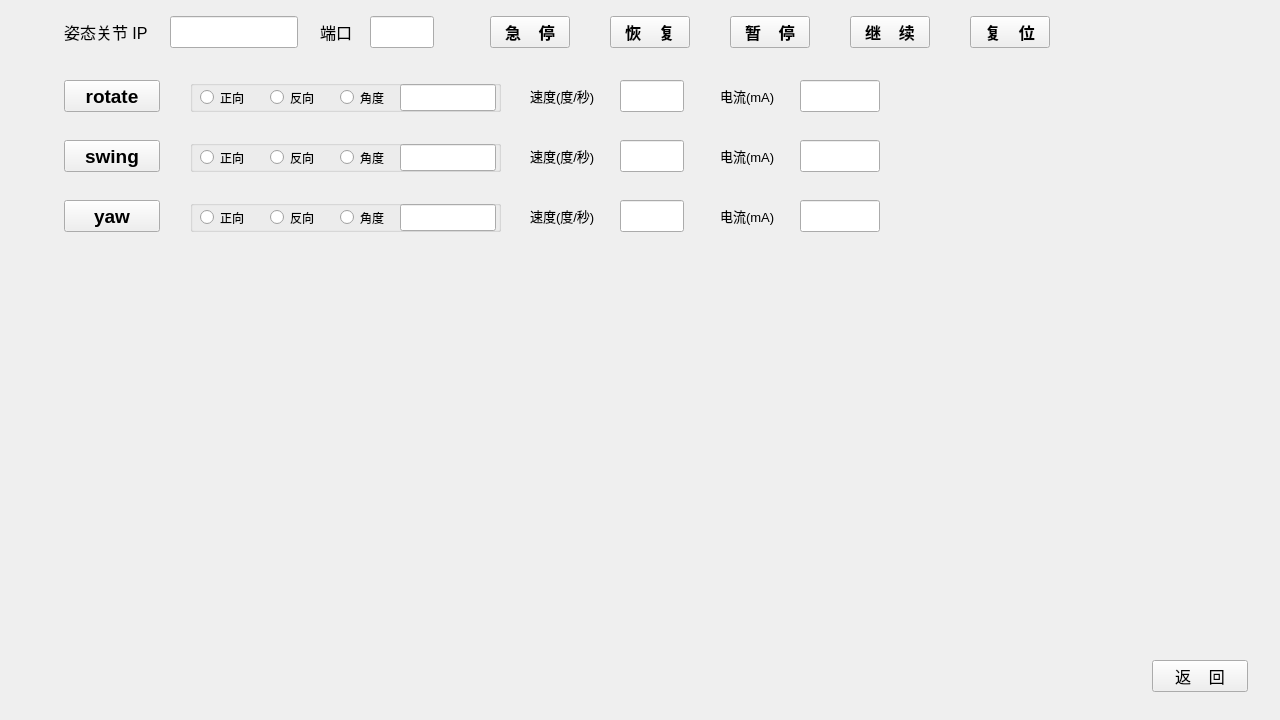
First picture: the form in Debugger/operate_joint.ui, repository RoundBridge/Qt, before the edit.
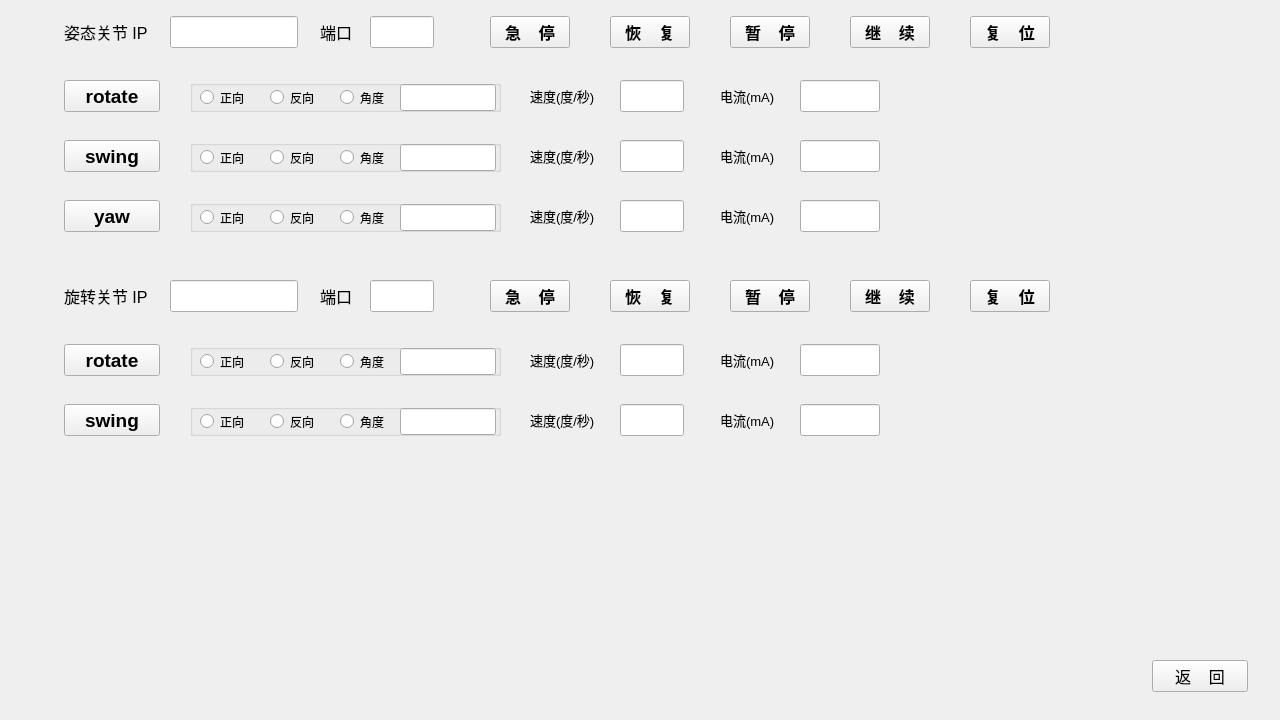
Second picture: the form after the edit.

Commit message: 保存界面文件修改

What changed in the file:
```diff
--- a/Debugger/operate_joint.ui
+++ b/Debugger/operate_joint.ui
@@ -652,6 +652,479 @@
     </font>
    </property>
   </widget>
+  <widget class="QPushButton" name="recoverJoint">
+   <property name="geometry">
+    <rect>
+     <x>610</x>
+     <y>280</y>
+     <width>80</width>
+     <height>32</height>
+    </rect>
+   </property>
+   <property name="font">
+    <font>
+     <pointsize>12</pointsize>
+     <bold>true</bold>
+    </font>
+   </property>
+   <property name="autoFillBackground">
+    <bool>true</bool>
+   </property>
+   <property name="text">
+    <string>恢    复</string>
+   </property>
+  </widget>
+  <widget class="QLineEdit" name="pCurrentJoint_v">
+   <property name="geometry">
+    <rect>
+     <x>800</x>
+     <y>404</y>
+     <width>80</width>
+     <height>32</height>
+    </rect>
+   </property>
+   <property name="font">
+    <font>
+     <pointsize>12</pointsize>
+    </font>
+   </property>
+  </widget>
+  <widget class="QPushButton" name="pauseJoint">
+   <property name="geometry">
+    <rect>
+     <x>730</x>
+     <y>280</y>
+     <width>80</width>
+     <height>32</height>
+    </rect>
+   </property>
+   <property name="font">
+    <font>
+     <pointsize>12</pointsize>
+     <bold>true</bold>
+    </font>
+   </property>
+   <property name="autoFillBackground">
+    <bool>true</bool>
+   </property>
+   <property name="text">
+    <string>暂    停</string>
+   </property>
+  </widget>
+  <widget class="QLabel" name="rCurrentJoint">
+   <property name="geometry">
+    <rect>
+     <x>720</x>
+     <y>344</y>
+     <width>90</width>
+     <height>32</height>
+    </rect>
+   </property>
+   <property name="font">
+    <font>
+     <pointsize>10</pointsize>
+    </font>
+   </property>
+   <property name="text">
+    <string>电流(mA)</string>
+   </property>
+  </widget>
+  <widget class="QLabel" name="targetJointPort">
+   <property name="geometry">
+    <rect>
+     <x>320</x>
+     <y>280</y>
+     <width>48</width>
+     <height>32</height>
+    </rect>
+   </property>
+   <property name="font">
+    <font>
+     <pointsize>12</pointsize>
+    </font>
+   </property>
+   <property name="lineWidth">
+    <number>1</number>
+   </property>
+   <property name="text">
+    <string>端口</string>
+   </property>
+  </widget>
+  <widget class="QPushButton" name="rotateJont">
+   <property name="geometry">
+    <rect>
+     <x>64</x>
+     <y>344</y>
+     <width>96</width>
+     <height>32</height>
+    </rect>
+   </property>
+   <property name="font">
+    <font>
+     <pointsize>14</pointsize>
+     <bold>true</bold>
+    </font>
+   </property>
+   <property name="text">
+    <string>rotate</string>
+   </property>
+  </widget>
+  <widget class="QPushButton" name="resumeJoint">
+   <property name="geometry">
+    <rect>
+     <x>850</x>
+     <y>280</y>
+     <width>80</width>
+     <height>32</height>
+    </rect>
+   </property>
+   <property name="font">
+    <font>
+     <pointsize>12</pointsize>
+     <bold>true</bold>
+    </font>
+   </property>
+   <property name="autoFillBackground">
+    <bool>true</bool>
+   </property>
+   <property name="text">
+    <string>继    续</string>
+   </property>
+  </widget>
+  <widget class="QLineEdit" name="pSpeedJoint_v">
+   <property name="geometry">
+    <rect>
+     <x>620</x>
+     <y>404</y>
+     <width>64</width>
+     <height>32</height>
+    </rect>
+   </property>
+   <property name="font">
+    <font>
+     <pointsize>12</pointsize>
+    </font>
+   </property>
+  </widget>
+  <widget class="QLineEdit" name="rSpeedJoint_v">
+   <property name="geometry">
+    <rect>
+     <x>620</x>
+     <y>344</y>
+     <width>64</width>
+     <height>32</height>
+    </rect>
+   </property>
+   <property name="font">
+    <font>
+     <pointsize>12</pointsize>
+    </font>
+   </property>
+  </widget>
+  <widget class="QLineEdit" name="rCurrentJoint_v">
+   <property name="geometry">
+    <rect>
+     <x>800</x>
+     <y>344</y>
+     <width>80</width>
+     <height>32</height>
+    </rect>
+   </property>
+   <property name="font">
+    <font>
+     <pointsize>12</pointsize>
+    </font>
+   </property>
+  </widget>
+  <widget class="QLabel" name="pSpeedJoint">
+   <property name="geometry">
+    <rect>
+     <x>530</x>
+     <y>404</y>
+     <width>96</width>
+     <height>32</height>
+    </rect>
+   </property>
+   <property name="font">
+    <font>
+     <pointsize>10</pointsize>
+    </font>
+   </property>
+   <property name="text">
+    <string>速度(度/秒)</string>
+   </property>
+  </widget>
+  <widget class="QPushButton" name="stopJoint">
+   <property name="geometry">
+    <rect>
+     <x>490</x>
+     <y>280</y>
+     <width>80</width>
+     <height>32</height>
+    </rect>
+   </property>
+   <property name="font">
+    <font>
+     <pointsize>12</pointsize>
+     <bold>true</bold>
+    </font>
+   </property>
+   <property name="autoFillBackground">
+    <bool>true</bool>
+   </property>
+   <property name="text">
+    <string>急    停</string>
+   </property>
+  </widget>
+  <widget class="QLabel" name="targetJointIP">
+   <property name="geometry">
+    <rect>
+     <x>64</x>
+     <y>280</y>
+     <width>108</width>
+     <height>32</height>
+    </rect>
+   </property>
+   <property name="font">
+    <font>
+     <pointsize>12</pointsize>
+    </font>
+   </property>
+   <property name="lineWidth">
+    <number>1</number>
+   </property>
+   <property name="text">
+    <string>旋转关节 IP</string>
+   </property>
+  </widget>
+  <widget class="QPushButton" name="swingJoint">
+   <property name="geometry">
+    <rect>
+     <x>64</x>
+     <y>404</y>
+     <width>96</width>
+     <height>32</height>
+    </rect>
+   </property>
+   <property name="font">
+    <font>
+     <pointsize>14</pointsize>
+     <bold>true</bold>
+    </font>
+   </property>
+   <property name="text">
+    <string>swing</string>
+   </property>
+  </widget>
+  <widget class="QLineEdit" name="contentJointIP">
+   <property name="geometry">
+    <rect>
+     <x>170</x>
+     <y>280</y>
+     <width>128</width>
+     <height>32</height>
+    </rect>
+   </property>
+   <property name="font">
+    <font>
+     <pointsize>12</pointsize>
+    </font>
+   </property>
+  </widget>
+  <widget class="QLabel" name="pCurrentJoint">
+   <property name="geometry">
+    <rect>
+     <x>720</x>
+     <y>404</y>
+     <width>90</width>
+     <height>32</height>
+    </rect>
+   </property>
+   <property name="font">
+    <font>
+     <pointsize>10</pointsize>
+    </font>
+   </property>
+   <property name="text">
+    <string>电流(mA)</string>
+   </property>
+  </widget>
+  <widget class="QLabel" name="rSpeedJoint">
+   <property name="geometry">
+    <rect>
+     <x>530</x>
+     <y>344</y>
+     <width>96</width>
+     <height>32</height>
+    </rect>
+   </property>
+   <property name="font">
+    <font>
+     <pointsize>10</pointsize>
+    </font>
+   </property>
+   <property name="text">
+    <string>速度(度/秒)</string>
+   </property>
+  </widget>
+  <widget class="QPushButton" name="resetJoint">
+   <property name="geometry">
+    <rect>
+     <x>970</x>
+     <y>280</y>
+     <width>80</width>
+     <height>32</height>
+    </rect>
+   </property>
+   <property name="font">
+    <font>
+     <pointsize>12</pointsize>
+     <bold>true</bold>
+    </font>
+   </property>
+   <property name="text">
+    <string>复    位</string>
+   </property>
+  </widget>
+  <widget class="QGroupBox" name="rGroupBoxJoint">
+   <property name="geometry">
+    <rect>
+     <x>190</x>
+     <y>344</y>
+     <width>311</width>
+     <height>32</height>
+    </rect>
+   </property>
+   <property name="title">
+    <string/>
+   </property>
+   <widget class="QRadioButton" name="rPattern1Joint">
+    <property name="geometry">
+     <rect>
+      <x>10</x>
+      <y>5</y>
+      <width>64</width>
+      <height>25</height>
+     </rect>
+    </property>
+    <property name="text">
+     <string>正向</string>
+    </property>
+   </widget>
+   <widget class="QRadioButton" name="rPattern2Joint">
+    <property name="geometry">
+     <rect>
+      <x>80</x>
+      <y>5</y>
+      <width>64</width>
+      <height>25</height>
+     </rect>
+    </property>
+    <property name="text">
+     <string>反向</string>
+    </property>
+   </widget>
+   <widget class="QRadioButton" name="rPattern3Joint">
+    <property name="geometry">
+     <rect>
+      <x>150</x>
+      <y>5</y>
+      <width>64</width>
+      <height>25</height>
+     </rect>
+    </property>
+    <property name="text">
+     <string>角度</string>
+    </property>
+   </widget>
+   <widget class="QLineEdit" name="rAngleJoint">
+    <property name="geometry">
+     <rect>
+      <x>210</x>
+      <y>4</y>
+      <width>96</width>
+      <height>27</height>
+     </rect>
+    </property>
+   </widget>
+  </widget>
+  <widget class="QGroupBox" name="pGroupBoxJoint">
+   <property name="geometry">
+    <rect>
+     <x>190</x>
+     <y>404</y>
+     <width>311</width>
+     <height>32</height>
+    </rect>
+   </property>
+   <property name="title">
+    <string/>
+   </property>
+   <widget class="QRadioButton" name="pPattern1Joint">
+    <property name="geometry">
+     <rect>
+      <x>10</x>
+      <y>5</y>
+      <width>64</width>
+      <height>25</height>
+     </rect>
+    </property>
+    <property name="text">
+     <string>正向</string>
+    </property>
+   </widget>
+   <widget class="QRadioButton" name="pPattern2Joint">
+    <property name="geometry">
+     <rect>
+      <x>80</x>
+      <y>5</y>
+      <width>64</width>
+      <height>25</height>
+     </rect>
+    </property>
+    <property name="text">
+     <string>反向</string>
+    </property>
+   </widget>
+   <widget class="QRadioButton" name="pPattern3Joint">
+    <property name="geometry">
+     <rect>
+      <x>150</x>
+      <y>5</y>
+      <width>64</width>
+      <height>25</height>
+     </rect>
+    </property>
+    <property name="text">
+     <string>角度</string>
+    </property>
+   </widget>
+   <widget class="QLineEdit" name="pAngleJoint">
+    <property name="geometry">
+     <rect>
+      <x>210</x>
+      <y>4</y>
+      <width>96</width>
+      <height>27</height>
+     </rect>
+    </property>
+   </widget>
+  </widget>
+  <widget class="QLineEdit" name="contentJointPort">
+   <property name="geometry">
+    <rect>
+     <x>370</x>
+     <y>280</y>
+     <width>64</width>
+     <height>32</height>
+    </rect>
+   </property>
+   <property name="font">
+    <font>
+     <pointsize>12</pointsize>
+    </font>
+   </property>
+  </widget>
  </widget>
  <resources/>
  <connections/>
```
Left out of the diff: 78 changed lines with no effect on the pictures. The commit also changes 2 other files.
